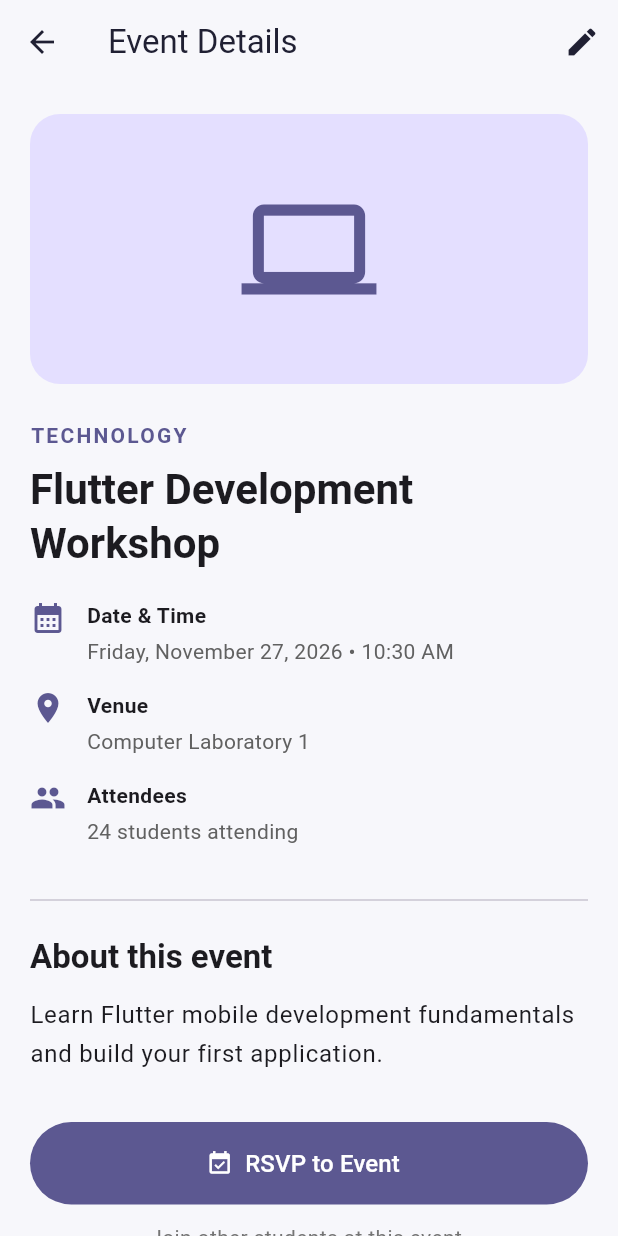
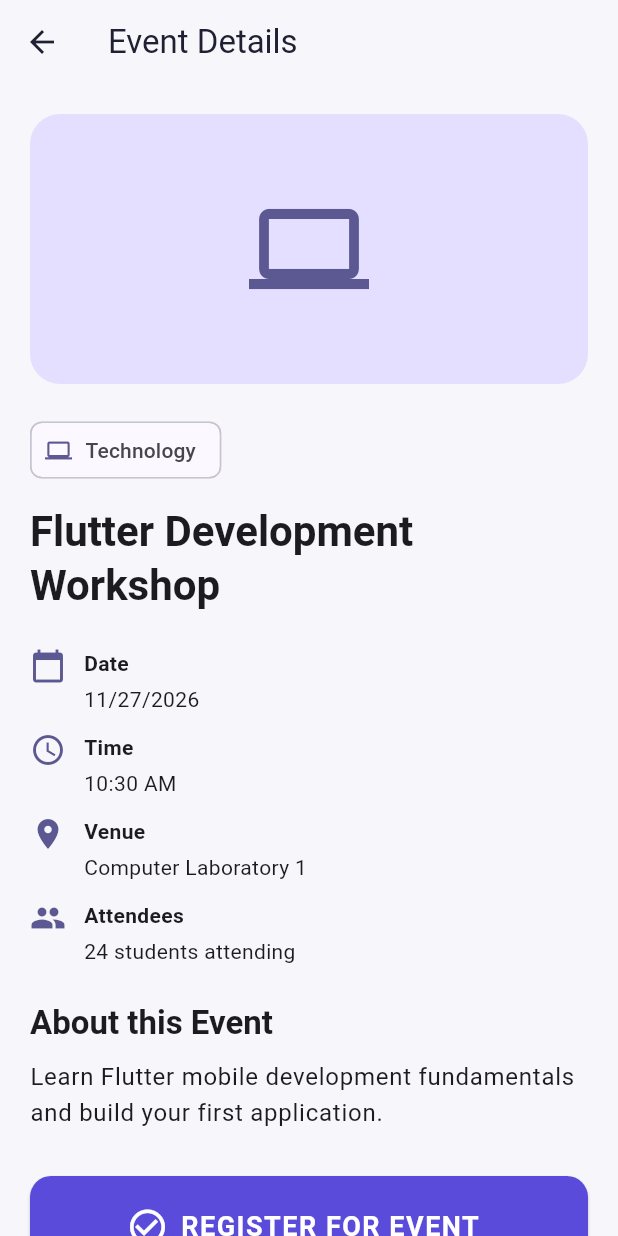
Before and after one commit to DannielBriz/CSIT284-Capstone_Briz, a Flutter app: the screen it shows after launch, after a tap on "TECHNOLOGY", on a phone screen of 412 x 824 dp. Run offline on Flutter 3.47's test engine with Material 3 defaults, Android fonts, the phone set to English and light mode, and no system bars; our stand-ins replace cloud_firestore, firebase_core; accounts and stored records are empty.

Commit message:
Complete event CRUD and improve event details UI

```diff
--- a/capstone_briz/lib/screens/event_details_screen.dart
+++ b/capstone_briz/lib/screens/event_details_screen.dart
@@ -3,6 +3,7 @@ import 'package:flutter/material.dart';
 import 'package:cloud_firestore/cloud_firestore.dart';
 
 import '../models/event.dart';
+import '../services/event_service.dart';
 import 'edit_event_screen.dart';
 
 class EventDetailsScreen extends StatefulWidget {
@@ -18,7 +19,8 @@ class EventDetailsScreen extends StatefulWidget {
   });
 
   @override
-  State<EventDetailsScreen> createState() => _EventDetailsScreenState();
+  State<EventDetailsScreen> createState() =>
+      _EventDetailsScreenState();
 }
 
 class _EventDetailsScreenState extends State<EventDetailsScreen> {
@@ -32,58 +34,27 @@ class _EventDetailsScreenState extends State<EventDetailsScreen> {
     _event = widget.event;
   }
 
-  String _formatDate(DateTime date) {
-    const months = [
-      'January', 'February', 'March', 'April',
-      'May', 'June', 'July', 'August',
-      'September', 'October', 'November', 'December'
-    ];
-
-    const weekdays = [
-      'Monday', 'Tuesday', 'Wednesday', 'Thursday',
-      'Friday', 'Saturday', 'Sunday'
-    ];
-
-    final weekday = weekdays[date.weekday - 1];
-    final month = months[date.month - 1];
-    final hour = date.hour % 12 == 0 ? 12 : date.hour % 12;
-    final minute = date.minute.toString().padLeft(2, '0');
-    final period = date.hour >= 12 ? 'PM' : 'AM';
-
-    return '$weekday, $month ${date.day}, ${date.year} • $hour:$minute $period';
-  }
-
-  IconData _getCategoryIcon() {
-    switch (_event.category.toLowerCase()) {
+  IconData _getCategoryIcon(String category) {
+    switch (category.toLowerCase()) {
       case 'technology':
         return Icons.computer;
       case 'sports':
-        return Icons.sports_basketball;
+        return Icons.sports;
       case 'leadership':
         return Icons.groups;
+      case 'career':
+        return Icons.work;
       case 'academic':
         return Icons.school;
+      case 'community':
+        return Icons.volunteer_activism;
+      case 'competition':
+        return Icons.emoji_events;
+      case 'wellness':
+        return Icons.favorite;
       default:
         return Icons.event;
     }
-  }
-
-  void _toggleRsvp() {
-    setState(() {
-      _isRegistered = !_isRegistered;
-    });
-
-    widget.onRsvpChanged(_isRegistered);
-
-    ScaffoldMessenger.of(context).showSnackBar(
-      SnackBar(
-        content: Text(
-          _isRegistered
-              ? 'You have successfully RSVP\'d!'
-              : 'Your RSVP has been cancelled.',
-        ),
-      ),
-    );
   }
 
   Future<void> _editEvent() async {
@@ -93,15 +64,16 @@ class _EventDetailsScreenState extends State<EventDetailsScreen> {
       ),
     );
 
-    if (result == true && mounted) {
-      // Fetch the updated event from Firestore.
+    if (result != true || !mounted) return;
+
     try {
       final document = await FirebaseFirestore.instance
           .collection('events')
           .doc(_event.id)
           .get();
 
-        if (document.exists && document.data() != null) {
+      if (!document.exists || document.data() == null) return;
+
       final data = document.data()!;
 
       setState(() {
@@ -115,7 +87,6 @@ class _EventDetailsScreenState extends State<EventDetailsScreen> {
           attendeeCount: data['attendeeCount'] ?? 0,
         );
       });
-        }
 
       if (!mounted) return;
 
@@ -129,30 +100,83 @@ class _EventDetailsScreenState extends State<EventDetailsScreen> {
 
       ScaffoldMessenger.of(context).showSnackBar(
         SnackBar(
-            content: Text('Event saved, but refresh failed: $error'),
+          content: Text('Could not refresh event: $error'),
         ),
       );
     }
   }
+
+  Future<void> _deleteEvent() async {
+    final shouldDelete = await showDialog<bool>(
+      context: context,
+      builder: (ctx) => AlertDialog(
+        title: const Text('Delete Event?'),
+        content: Text(
+          'Are you sure you want to delete "${_event.title}"? '
+          'This action cannot be undone.',
+        ),
+        actions: [
+          TextButton(
+            onPressed: () => Navigator.of(ctx).pop(false),
+            child: const Text('Cancel'),
+          ),
+          TextButton(
+            onPressed: () => Navigator.of(ctx).pop(true),
+            style: TextButton.styleFrom(
+              foregroundColor: Colors.red,
+            ),
+            child: const Text('Delete'),
+          ),
+        ],
+      ),
+    );
+
+    if (shouldDelete != true) return;
+
+    try {
+      await EventService().deleteEvent(_event.id);
+
+      if (!mounted) return;
+
+      ScaffoldMessenger.of(context).showSnackBar(
+        const SnackBar(
+          content: Text('Event deleted successfully!'),
+        ),
+      );
+
+      Navigator.of(context).pop(true);
+    } catch (error) {
+      if (!mounted) return;
+
+      ScaffoldMessenger.of(context).showSnackBar(
+        SnackBar(
+          content: Text('Failed to delete event: $error'),
+        ),
+      );
+    }
+  }
+
+  void _toggleRsvp() {
+    setState(() {
+      _isRegistered = !_isRegistered;
+    });
+
+    widget.onRsvpChanged(_isRegistered);
   }
 
   @override
   Widget build(BuildContext context) {
     final event = _event;
-    final theme = Theme.of(context);
-    final attendeeCount =
-        event.attendeeCount + (_isRegistered ? 1 : 0);
+
+    final formattedDate =
+        '${event.dateTime.month}/${event.dateTime.day}/${event.dateTime.year}';
+
+    final formattedTime =
+        TimeOfDay.fromDateTime(event.dateTime).format(context);
 
     return Scaffold(
       appBar: AppBar(
         title: const Text('Event Details'),
-        actions: [
-          IconButton(
-            onPressed: _editEvent,
-            icon: const Icon(Icons.edit),
-            tooltip: 'Edit Event',
-          ),
-        ],
       ),
       body: SingleChildScrollView(
         padding: const EdgeInsets.all(20),
@@ -164,115 +188,234 @@ class _EventDetailsScreenState extends State<EventDetailsScreen> {
               width: double.infinity,
               height: 180,
               decoration: BoxDecoration(
-                color: theme.colorScheme.primaryContainer,
+                color: Theme.of(context)
+                    .colorScheme
+                    .primaryContainer,
                 borderRadius: BorderRadius.circular(20),
               ),
               child: Icon(
-                _getCategoryIcon(),
-                size: 90,
-                color: theme.colorScheme.primary,
+                _getCategoryIcon(event.category),
+                size: 80,
+                color: Theme.of(context).colorScheme.primary,
               ),
             ),
+
+            const SizedBox(height: 20),
+
+            Chip(
+              avatar: Icon(
+                _getCategoryIcon(event.category),
+                size: 18,
+              ),
+              label: Text(event.category),
+            ),
+
+            const SizedBox(height: 12),
+
+            Text(
+              event.title,
+              style: Theme.of(context)
+                  .textTheme
+                  .headlineMedium
+                  ?.copyWith(fontWeight: FontWeight.bold),
+            ),
+
             const SizedBox(height: 24),
 
-            // Category
-            Text(
-              event.category.toUpperCase(),
-              style: TextStyle(
-                color: theme.colorScheme.primary,
-                fontWeight: FontWeight.bold,
-                letterSpacing: 1.5,
+            // Event information
+            _buildInfoRow(
+              Icons.calendar_today,
+              'Date',
+              formattedDate,
             ),
+
+            const SizedBox(height: 12),
+
+            _buildInfoRow(
+              Icons.access_time,
+              'Time',
+              formattedTime,
             ),
-            const SizedBox(height: 8),
 
-            // Title
-            Text(
-              event.title,
-              style: theme.textTheme.headlineMedium?.copyWith(
-                fontWeight: FontWeight.bold,
-              ),
-            ),
-            const SizedBox(height: 20),
+            const SizedBox(height: 12),
 
-            // Date and time
-            _buildInfoRow(
-              Icons.calendar_month,
-              'Date & Time',
-              _formatDate(event.dateTime),
-            ),
-            const SizedBox(height: 16),
-
-            // Venue
             _buildInfoRow(
               Icons.location_on,
               'Venue',
               event.venue,
             ),
-            const SizedBox(height: 16),
 
-            // Attendees
+            const SizedBox(height: 12),
+
             _buildInfoRow(
               Icons.people,
               'Attendees',
-              '$attendeeCount students attending',
+              '${event.attendeeCount} students attending',
             ),
-            const SizedBox(height: 28),
 
-            const Divider(),
-            const SizedBox(height: 16),
+            const SizedBox(height: 24),
 
-            // About event
             Text(
-              'About this event',
-              style: theme.textTheme.titleLarge?.copyWith(
-                fontWeight: FontWeight.bold,
+              'About this Event',
+              style: Theme.of(context)
+                  .textTheme
+                  .titleLarge
+                  ?.copyWith(fontWeight: FontWeight.bold),
             ),
-            ),
-            const SizedBox(height: 12),
+
+            const SizedBox(height: 10),
 
             Text(
               event.description,
-              style: theme.textTheme.bodyLarge?.copyWith(
-                height: 1.6,
+              style: Theme.of(context).textTheme.bodyLarge,
             ),
-            ),
-            const SizedBox(height: 32),
 
-            // RSVP button
+            const SizedBox(height: 30),
+
+            // Larger RSVP button
             SizedBox(
               width: double.infinity,
-              height: 55,
-              child: FilledButton.icon(
+              height: 68,
+              child: ElevatedButton.icon(
                 onPressed: _toggleRsvp,
                 icon: Icon(
                   _isRegistered
-                      ? Icons.check_circle
-                      : Icons.event_available,
+                      ? Icons.cancel_outlined
+                      : Icons.check_circle_outline,
+                  size: 28,
                 ),
                 label: Text(
-                  _isRegistered ? 'Cancel RSVP' : 'RSVP to Event',
-                  style: const TextStyle(fontSize: 16),
+                  _isRegistered
+                      ? 'CANCEL RSVP'
+                      : 'REGISTER FOR EVENT',
+                  style: const TextStyle(
+                    fontSize: 18,
+                    fontWeight: FontWeight.bold,
+                    letterSpacing: 1,
                   ),
-                style: FilledButton.styleFrom(
+                ),
+                style: ElevatedButton.styleFrom(
                   backgroundColor: _isRegistered
-                      ? Colors.red.shade400
-                      : theme.colorScheme.primary,
+                      ? Colors.red
+                      : const Color(0xFF5B4BDB),
+                  foregroundColor: Colors.white,
+                  shape: RoundedRectangleBorder(
+                    borderRadius: BorderRadius.circular(14),
                   ),
                 ),
               ),
-            const SizedBox(height: 12),
+            ),
 
-            Center(
-              child: Text(
-                _isRegistered
-                    ? 'You are registered for this event!'
-                    : 'Join other students at this event.',
+            const SizedBox(height: 30),
+
+            // Event management section moved below RSVP
+            Container(
+              width: double.infinity,
+              padding: const EdgeInsets.all(18),
+              decoration: BoxDecoration(
+                color: Theme.of(context)
+                    .colorScheme
+                    .surfaceContainerHighest,
+                borderRadius: BorderRadius.circular(18),
+                border: Border.all(
+                  color: Theme.of(context)
+                      .colorScheme
+                      .outlineVariant,
+                ),
+              ),
+              child: Column(
+                crossAxisAlignment: CrossAxisAlignment.start,
+                children: [
+                  Row(
+                    children: [
+                      Icon(
+                        Icons.settings,
+                        color: Theme.of(context)
+                            .colorScheme
+                            .primary,
+                        size: 26,
+                      ),
+                      const SizedBox(width: 10),
+                      const Text(
+                        'EVENT MANAGEMENT',
                         style: TextStyle(
-                  color: Colors.grey.shade600,
+                          fontSize: 18,
+                          fontWeight: FontWeight.bold,
+                          letterSpacing: 1,
+                        ),
+                      ),
+                    ],
+                  ),
+
+                  const SizedBox(height: 8),
+
+                  const Text(
+                    'Manage this event using the actions below.',
+                  ),
+
+                  const SizedBox(height: 18),
+
+                  // Edit button
+                  SizedBox(
+                    width: double.infinity,
+                    height: 58,
+                    child: ElevatedButton.icon(
+                      onPressed: _editEvent,
+                      icon: const Icon(
+                        Icons.edit,
+                        size: 26,
+                      ),
+                      label: const Text(
+                        'EDIT EVENT',
+                        style: TextStyle(
+                          fontSize: 17,
+                          fontWeight: FontWeight.bold,
+                          letterSpacing: 1,
+                        ),
+                      ),
+                      style: ElevatedButton.styleFrom(
+                        backgroundColor: const Color(0xFF5B4BDB),
+                        foregroundColor: Colors.white,
+                        shape: RoundedRectangleBorder(
+                          borderRadius: BorderRadius.circular(12),
                         ),
                       ),
                     ),
+                  ),
+
+                  const SizedBox(height: 12),
+
+                  // Delete button
+                  SizedBox(
+                    width: double.infinity,
+                    height: 58,
+                    child: ElevatedButton.icon(
+                      onPressed: _deleteEvent,
+                      icon: const Icon(
+                        Icons.delete_forever,
+                        size: 26,
+                      ),
+                      label: const Text(
+                        'DELETE EVENT',
+                        style: TextStyle(
+                          fontSize: 17,
+                          fontWeight: FontWeight.bold,
+                          letterSpacing: 1,
+                        ),
+                      ),
+                      style: ElevatedButton.styleFrom(
+                        backgroundColor: const Color(0xFFD32F2F),
+                        foregroundColor: Colors.white,
+                        shape: RoundedRectangleBorder(
+                          borderRadius: BorderRadius.circular(12),
+                        ),
+                      ),
+                    ),
+                  ),
+                ],
+              ),
+            ),
+
             const SizedBox(height: 20),
           ],
         ),
@@ -282,7 +425,7 @@ class _EventDetailsScreenState extends State<EventDetailsScreen> {
 
   Widget _buildInfoRow(
     IconData icon,
-    String title,
+    String label,
     String value,
   ) {
     return Row(
@@ -290,29 +433,21 @@ class _EventDetailsScreenState extends State<EventDetailsScreen> {
       children: [
         Icon(
           icon,
-          size: 24,
           color: Theme.of(context).colorScheme.primary,
         ),
-        const SizedBox(width: 14),
+        const SizedBox(width: 12),
         Expanded(
           child: Column(
             crossAxisAlignment: CrossAxisAlignment.start,
             children: [
               Text(
-                title,
+                label,
                 style: const TextStyle(
                   fontWeight: FontWeight.bold,
-                  fontSize: 14,
                 ),
               ),
               const SizedBox(height: 4),
-              Text(
-                value,
-                style: TextStyle(
-                  color: Colors.grey.shade700,
-                  fontSize: 14,
-                ),
-              ),
+              Text(value),
             ],
           ),
         ),
```
Lines whose indentation alone changed are shown as unchanged.
